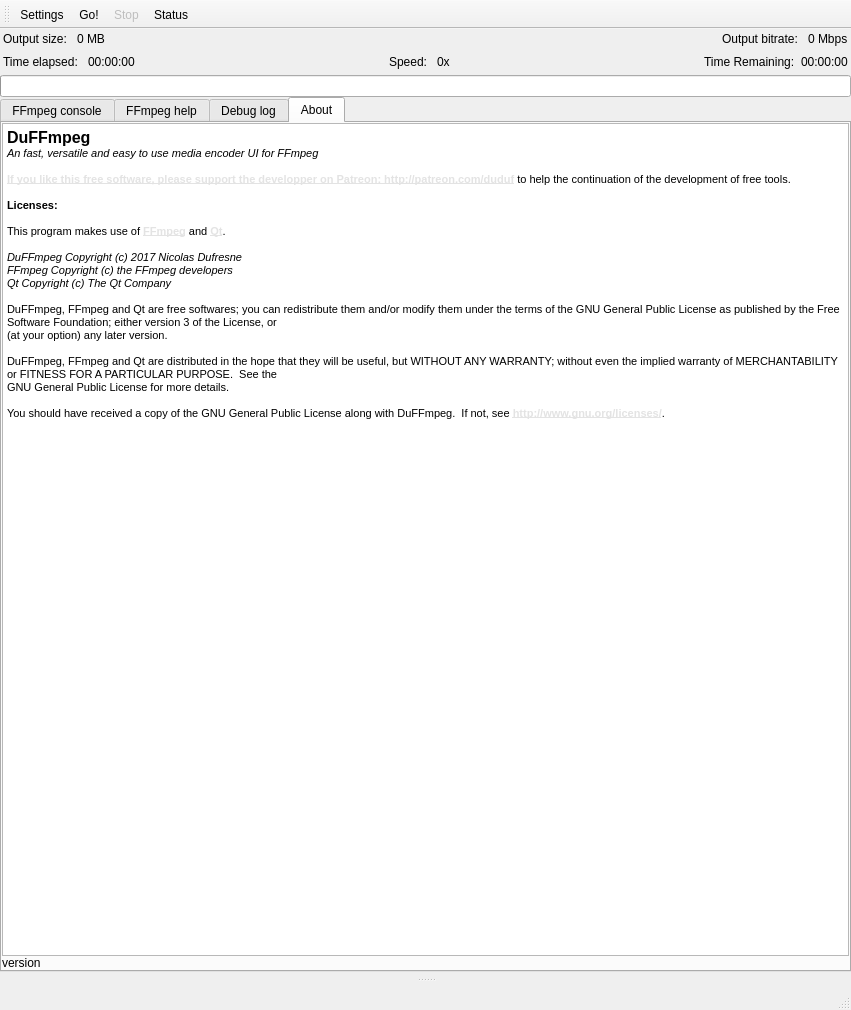
RxLaboratory/DuME, file DuFFMpeg/mainwindow.ui: the form before one commit.
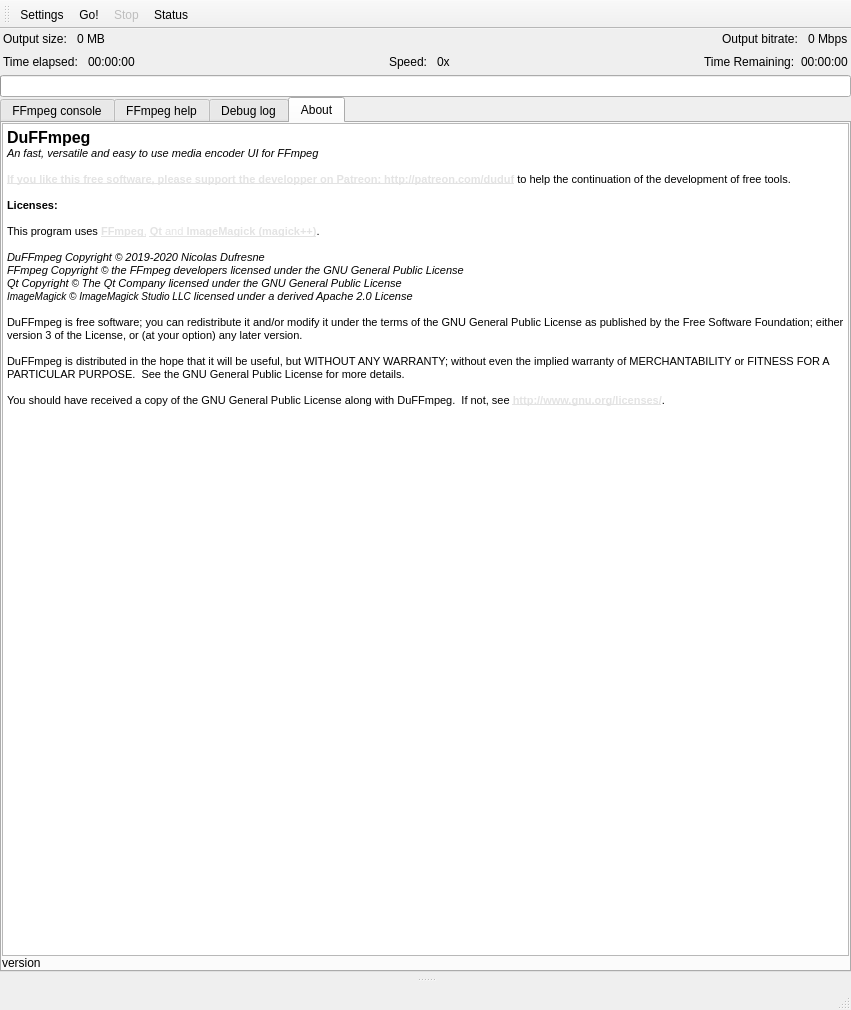
The form after the commit. Icons and pictures are not drawn.

Commit message: fix imagemagick inclusion

What changed in the file:
```diff
--- a/DuFFMpeg/mainwindow.ui
+++ b/DuFFMpeg/mainwindow.ui
@@ -418,7 +418,7 @@
             <string>&lt;!DOCTYPE HTML PUBLIC &quot;-//W3C//DTD HTML 4.0//EN&quot; &quot;http://www.w3.org/TR/REC-html40/strict.dtd&quot;&gt;
 &lt;html&gt;&lt;head&gt;&lt;meta name=&quot;qrichtext&quot; content=&quot;1&quot; /&gt;&lt;style type=&quot;text/css&quot;&gt;
 p, li { white-space: pre-wrap; }
-&lt;/style&gt;&lt;/head&gt;&lt;body style=&quot; font-family:'Ubuntu Light'; font-size:10pt; font-weight:400; font-style:normal;&quot;&gt;
+&lt;/style&gt;&lt;/head&gt;&lt;body style=&quot; font-family:'Ubuntu'; font-size:11pt; font-weight:400; font-style:normal;&quot;&gt;
 &lt;p style=&quot; margin-top:0px; margin-bottom:0px; margin-left:0px; margin-right:0px; -qt-block-indent:0; text-indent:0px;&quot;&gt;&lt;span style=&quot; font-family:'MS Shell Dlg 2'; font-size:12pt; font-weight:600;&quot;&gt;DuFFmpeg&lt;/span&gt;&lt;/p&gt;
 &lt;p style=&quot; margin-top:0px; margin-bottom:0px; margin-left:0px; margin-right:0px; -qt-block-indent:0; text-indent:0px;&quot;&gt;&lt;span style=&quot; font-family:'MS Shell Dlg 2'; font-size:8.25pt; font-style:italic;&quot;&gt;An fast, versatile and easy to use media encoder UI for FFmpeg&lt;/span&gt;&lt;/p&gt;
 &lt;p style=&quot;-qt-paragraph-type:empty; margin-top:0px; margin-bottom:0px; margin-left:0px; margin-right:0px; -qt-block-indent:0; text-indent:0px; font-family:'MS Shell Dlg 2'; font-size:8.25pt; font-style:italic;&quot;&gt;&lt;br /&gt;&lt;/p&gt;
@@ -426,17 +426,16 @@
 &lt;p style=&quot;-qt-paragraph-type:empty; margin-top:0px; margin-bottom:0px; margin-left:0px; margin-right:0px; -qt-block-indent:0; text-indent:0px; font-family:'MS Shell Dlg 2'; font-size:8.25pt; font-style:italic;&quot;&gt;&lt;br /&gt;&lt;/p&gt;
 &lt;p style=&quot; margin-top:0px; margin-bottom:0px; margin-left:0px; margin-right:0px; -qt-block-indent:0; text-indent:0px;&quot;&gt;&lt;span style=&quot; font-family:'MS Shell Dlg 2'; font-size:8.25pt; font-weight:600;&quot;&gt;Licenses:&lt;/span&gt;&lt;/p&gt;
 &lt;p style=&quot;-qt-paragraph-type:empty; margin-top:0px; margin-bottom:0px; margin-left:0px; margin-right:0px; -qt-block-indent:0; text-indent:0px; font-family:'MS Shell Dlg 2'; font-size:8.25pt; font-weight:600; font-style:italic;&quot;&gt;&lt;br /&gt;&lt;/p&gt;
-&lt;p style=&quot; margin-top:0px; margin-bottom:0px; margin-left:0px; margin-right:0px; -qt-block-indent:0; text-indent:0px;&quot;&gt;&lt;span style=&quot; font-family:'MS Shell Dlg 2'; font-size:8.25pt;&quot;&gt;This program makes use of &lt;/span&gt;&lt;a href=&quot;http://ffmpeg.org&quot;&gt;&lt;span style=&quot; font-family:'MS Shell Dlg 2'; font-size:8pt; font-weight:600; text-decoration: underline; color:#e3e3e3;&quot;&gt;FFmpeg&lt;/span&gt;&lt;/a&gt;&lt;span style=&quot; font-family:'MS Shell Dlg 2'; font-size:8.25pt;&quot;&gt; and &lt;/span&gt;&lt;a href=&quot;https://www1.qt.io/developers/&quot;&gt;&lt;span style=&quot; font-family:'MS Shell Dlg 2'; font-size:8pt; font-weight:600; text-decoration: underline; color:#e3e3e3;&quot;&gt;Qt&lt;/span&gt;&lt;/a&gt;&lt;span style=&quot; font-family:'MS Shell Dlg 2'; font-size:8.25pt;&quot;&gt;.&lt;/span&gt;&lt;/p&gt;
+&lt;p style=&quot; margin-top:0px; margin-bottom:0px; margin-left:0px; margin-right:0px; -qt-block-indent:0; text-indent:0px;&quot;&gt;&lt;span style=&quot; font-family:'MS Shell Dlg 2'; font-size:8.25pt;&quot;&gt;This program uses &lt;/span&gt;&lt;a href=&quot;http://ffmpeg.org&quot;&gt;&lt;span style=&quot; font-family:'MS Shell Dlg 2'; font-size:8pt; font-weight:600; text-decoration: underline; color:#e3e3e3;&quot;&gt;FFmpeg&lt;/span&gt;&lt;/a&gt;&lt;a href=&quot;http://ffmpeg.org&quot;&gt;&lt;span style=&quot; font-family:'MS Shell Dlg 2'; font-size:8pt; text-decoration: underline; color:#e3e3e3;&quot;&gt;,&lt;/span&gt;&lt;/a&gt;&lt;span style=&quot; font-family:'MS Shell Dlg 2'; font-size:8.25pt;&quot;&gt; &lt;/span&gt;&lt;a href=&quot;https://www1.qt.io/developers/&quot;&gt;&lt;span style=&quot; font-family:'MS Shell Dlg 2'; font-size:8pt; font-weight:600; text-decoration: underline; color:#e3e3e3;&quot;&gt;Qt&lt;/span&gt;&lt;/a&gt;&lt;a href=&quot;https://www1.qt.io/developers/&quot;&gt;&lt;span style=&quot; font-family:'MS Shell Dlg 2'; font-size:8pt; text-decoration: underline; color:#e3e3e3;&quot;&gt; and &lt;/span&gt;&lt;/a&gt;&lt;a href=&quot;https://www1.qt.io/developers/&quot;&gt;&lt;span style=&quot; font-family:'MS Shell Dlg 2'; font-size:8pt; font-weight:600; text-decoration: underline; color:#e3e3e3;&quot;&gt;ImageMagick (magick++)&lt;/span&gt;&lt;/a&gt;&lt;span style=&quot; font-family:'MS Shell Dlg 2'; font-size:8.25pt;&quot;&gt;.&lt;/span&gt;&lt;/p&gt;
 &lt;p style=&quot;-qt-paragraph-type:empty; margin-top:0px; margin-bottom:0px; margin-left:0px; margin-right:0px; -qt-block-indent:0; text-indent:0px; font-family:'MS Shell Dlg 2'; font-size:8.25pt; font-style:italic;&quot;&gt;&lt;br /&gt;&lt;/p&gt;
-&lt;p style=&quot; margin-top:0px; margin-bottom:0px; margin-left:0px; margin-right:0px; -qt-block-indent:0; text-indent:0px;&quot;&gt;&lt;span style=&quot; font-family:'MS Shell Dlg 2'; font-size:8.25pt; font-style:italic;&quot;&gt;DuFFmpeg Copyright (c) 2017 Nicolas Dufresne&lt;/span&gt;&lt;/p&gt;
-&lt;p style=&quot; margin-top:0px; margin-bottom:0px; margin-left:0px; margin-right:0px; -qt-block-indent:0; text-indent:0px;&quot;&gt;&lt;span style=&quot; font-family:'MS Shell Dlg 2'; font-size:8.25pt; font-style:italic;&quot;&gt;FFmpeg Copyright (c) &lt;/span&gt;&lt;span style=&quot; font-family:'MS Shell Dlg 2'; font-size:8pt; font-style:italic;&quot;&gt;the FFmpeg developers&lt;/span&gt;&lt;/p&gt;
-&lt;p style=&quot; margin-top:0px; margin-bottom:0px; margin-left:0px; margin-right:0px; -qt-block-indent:0; text-indent:0px;&quot;&gt;&lt;span style=&quot; font-family:'MS Shell Dlg 2'; font-size:8pt; font-style:italic;&quot;&gt;Qt Copyright (c) The Qt Company&lt;/span&gt;&lt;/p&gt;
+&lt;p style=&quot; margin-top:0px; margin-bottom:0px; margin-left:0px; margin-right:0px; -qt-block-indent:0; text-indent:0px;&quot;&gt;&lt;span style=&quot; font-family:'MS Shell Dlg 2'; font-size:8.25pt; font-style:italic;&quot;&gt;DuFFmpeg Copyright &lt;/span&gt;&lt;span style=&quot; font-family:'Ubuntu'; font-size:small; font-style:italic;&quot;&gt;©&lt;/span&gt;&lt;span style=&quot; font-family:'MS Shell Dlg 2'; font-size:8.25pt; font-style:italic;&quot;&gt; 2019-2020 Nicolas Dufresne&lt;/span&gt;&lt;/p&gt;
+&lt;p style=&quot; margin-top:0px; margin-bottom:0px; margin-left:0px; margin-right:0px; -qt-block-indent:0; text-indent:0px;&quot;&gt;&lt;span style=&quot; font-family:'MS Shell Dlg 2'; font-size:8.25pt; font-style:italic;&quot;&gt;FFmpeg Copyright &lt;/span&gt;&lt;span style=&quot; font-family:'Ubuntu'; font-size:small; font-style:italic;&quot;&gt;©&lt;/span&gt;&lt;span style=&quot; font-family:'MS Shell Dlg 2'; font-size:8.25pt; font-style:italic;&quot;&gt; &lt;/span&gt;&lt;span style=&quot; font-family:'MS Shell Dlg 2'; font-size:8pt; font-style:italic;&quot;&gt;the FFmpeg developers licensed under the GNU General Public License&lt;/span&gt;&lt;/p&gt;
+&lt;p style=&quot; margin-top:0px; margin-bottom:0px; margin-left:0px; margin-right:0px; -qt-block-indent:0; text-indent:0px;&quot;&gt;&lt;span style=&quot; font-family:'MS Shell Dlg 2'; font-size:8pt; font-style:italic;&quot;&gt;Qt Copyright &lt;/span&gt;&lt;span style=&quot; font-family:'Ubuntu'; font-size:small; font-style:italic;&quot;&gt;© &lt;/span&gt;&lt;span style=&quot; font-family:'MS Shell Dlg 2'; font-size:8pt; font-style:italic;&quot;&gt;The Qt Company licensed under the GNU General Public License&lt;/span&gt;&lt;/p&gt;
+&lt;p style=&quot; margin-top:0px; margin-bottom:0px; margin-left:0px; margin-right:0px; -qt-block-indent:0; text-indent:0px;&quot;&gt;&lt;span style=&quot; font-family:'Ubuntu'; font-size:small; font-style:italic;&quot;&gt;ImageMagick © ImageMagick Studio LLC&lt;/span&gt;&lt;span style=&quot; font-family:'MS Shell Dlg 2'; font-size:8pt; font-style:italic;&quot;&gt; licensed under a derived Apache 2.0 License&lt;/span&gt;&lt;/p&gt;
 &lt;p style=&quot;-qt-paragraph-type:empty; margin-top:0px; margin-bottom:0px; margin-left:0px; margin-right:0px; -qt-block-indent:0; text-indent:0px; font-family:'MS Shell Dlg 2'; font-size:8pt;&quot;&gt;&lt;br /&gt;&lt;/p&gt;
-&lt;p style=&quot; margin-top:0px; margin-bottom:0px; margin-left:0px; margin-right:0px; -qt-block-indent:0; text-indent:0px;&quot;&gt;&lt;span style=&quot; font-family:'MS Shell Dlg 2'; font-size:8pt;&quot;&gt;DuFFmpeg, FFmpeg and Qt are free softwares; you can redistribute them and/or modify them under the terms of the GNU General Public License as published by the Free Software Foundation; either version 3 of the License, or&lt;/span&gt;&lt;/p&gt;
-&lt;p style=&quot; margin-top:0px; margin-bottom:0px; margin-left:0px; margin-right:0px; -qt-block-indent:0; text-indent:0px;&quot;&gt;&lt;span style=&quot; font-family:'MS Shell Dlg 2'; font-size:8pt;&quot;&gt;(at your option) any later version.&lt;/span&gt;&lt;/p&gt;
+&lt;p style=&quot; margin-top:0px; margin-bottom:0px; margin-left:0px; margin-right:0px; -qt-block-indent:0; text-indent:0px;&quot;&gt;&lt;span style=&quot; font-family:'MS Shell Dlg 2'; font-size:8pt;&quot;&gt;DuFFmpeg is free software; you can redistribute it and/or modify it under the terms of the GNU General Public License as published by the Free Software Foundation; either version 3 of the License, or (at your option) any later version.&lt;/span&gt;&lt;/p&gt;
 &lt;p style=&quot;-qt-paragraph-type:empty; margin-top:0px; margin-bottom:0px; margin-left:0px; margin-right:0px; -qt-block-indent:0; text-indent:0px; font-family:'MS Shell Dlg 2'; font-size:8pt;&quot;&gt;&lt;br /&gt;&lt;/p&gt;
-&lt;p style=&quot; margin-top:0px; margin-bottom:0px; margin-left:0px; margin-right:0px; -qt-block-indent:0; text-indent:0px;&quot;&gt;&lt;span style=&quot; font-family:'MS Shell Dlg 2'; font-size:8pt;&quot;&gt;DuFFmpeg, FFmpeg and Qt are distributed in the hope that they will be useful, but WITHOUT ANY WARRANTY; without even the implied warranty of MERCHANTABILITY or FITNESS FOR A PARTICULAR PURPOSE.  See the&lt;/span&gt;&lt;/p&gt;
-&lt;p style=&quot; margin-top:0px; margin-bottom:0px; margin-left:0px; margin-right:0px; -qt-block-indent:0; text-indent:0px;&quot;&gt;&lt;span style=&quot; font-family:'MS Shell Dlg 2'; font-size:8pt;&quot;&gt;GNU General Public License for more details.&lt;/span&gt;&lt;/p&gt;
+&lt;p style=&quot; margin-top:0px; margin-bottom:0px; margin-left:0px; margin-right:0px; -qt-block-indent:0; text-indent:0px;&quot;&gt;&lt;span style=&quot; font-family:'MS Shell Dlg 2'; font-size:8pt;&quot;&gt;DuFFmpeg is distributed in the hope that it will be useful, but WITHOUT ANY WARRANTY; without even the implied warranty of MERCHANTABILITY or FITNESS FOR A PARTICULAR PURPOSE.  See the GNU General Public License for more details.&lt;/span&gt;&lt;/p&gt;
 &lt;p style=&quot;-qt-paragraph-type:empty; margin-top:0px; margin-bottom:0px; margin-left:0px; margin-right:0px; -qt-block-indent:0; text-indent:0px; font-family:'MS Shell Dlg 2'; font-size:8pt;&quot;&gt;&lt;br /&gt;&lt;/p&gt;
 &lt;p style=&quot; margin-top:0px; margin-bottom:0px; margin-left:0px; margin-right:0px; -qt-block-indent:0; text-indent:0px;&quot;&gt;&lt;span style=&quot; font-family:'MS Shell Dlg 2'; font-size:8pt;&quot;&gt;You should have received a copy of the GNU General Public License along with DuFFmpeg.  If not, see&lt;/span&gt;&lt;span style=&quot; font-family:'MS Shell Dlg 2'; font-size:8pt; color:#ec1818;&quot;&gt; &lt;/span&gt;&lt;a href=&quot;http://www.gnu.org/licenses/&quot;&gt;&lt;span style=&quot; font-family:'MS Shell Dlg 2'; font-size:8pt; font-weight:600; text-decoration: underline; color:#e3e3e3;&quot;&gt;http://www.gnu.org/licenses/&lt;/span&gt;&lt;/a&gt;&lt;span style=&quot; font-family:'MS Shell Dlg 2'; font-size:8pt;&quot;&gt;.&lt;/span&gt;&lt;/p&gt;&lt;/body&gt;&lt;/html&gt;</string>
            </property>
```
Left out of the diff: 6 changed lines with no effect on the pictures. The commit also changes 2 other files.
